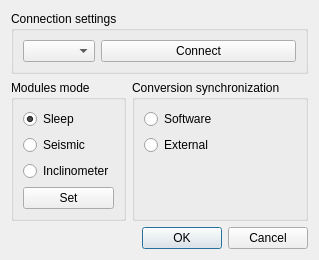
Above: settingsdialog.ui from stepankuzmin/mole before the change. Below: the same form after it.
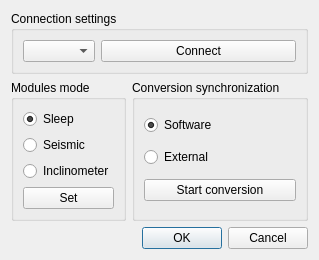
That is the form after the change.

Commit message: Conversion realised

Patch:
```diff
--- a/settingsdialog.ui
+++ b/settingsdialog.ui
@@ -90,7 +90,7 @@
            <string>Software</string>
           </property>
           <property name="checked">
-           <bool>false</bool>
+           <bool>true</bool>
           </property>
          </widget>
         </item>
@@ -105,17 +105,14 @@
          </widget>
         </item>
         <item>
-         <spacer name="verticalSpacer">
-          <property name="orientation">
-           <enum>Qt::Vertical</enum>
+         <widget class="QPushButton" name="toggleConversionPushButton">
+          <property name="text">
+           <string>Start conversion</string>
           </property>
-          <property name="sizeHint" stdset="0">
-           <size>
-            <width>20</width>
-            <height>40</height>
-           </size>
+          <property name="checkable">
+           <bool>true</bool>
           </property>
-         </spacer>
+         </widget>
         </item>
        </layout>
       </widget>
```
The commit also changes 6 other files.
